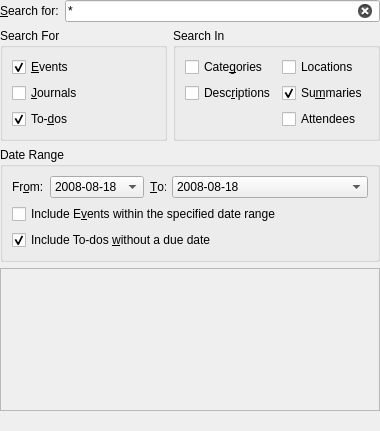
First picture: the form in src/ui/searchdialog_base.ui, repository KDE/korganizer, before the edit.
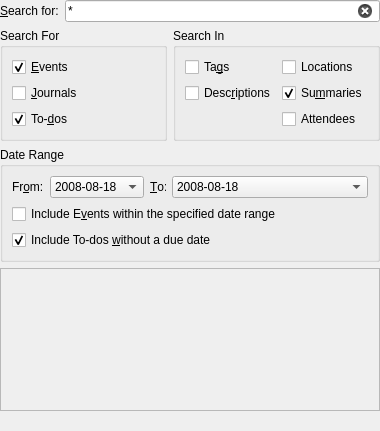
Second picture: the form after the edit. Custom widgets are drawn as their Qt base class.

Diff of the .ui file:
```diff
--- a/src/ui/searchdialog_base.ui
+++ b/src/ui/searchdialog_base.ui
@@ -130,7 +130,7 @@
          <string>Check this box if you want to match item categories against your search pattern.</string>
         </property>
         <property name="text">
-         <string>Cate&amp;gories</string>
+         <string>Ta&amp;gs</string>
         </property>
        </widget>
       </item>
```
Left out of the diff: 4 changed lines with no effect on the pictures.
